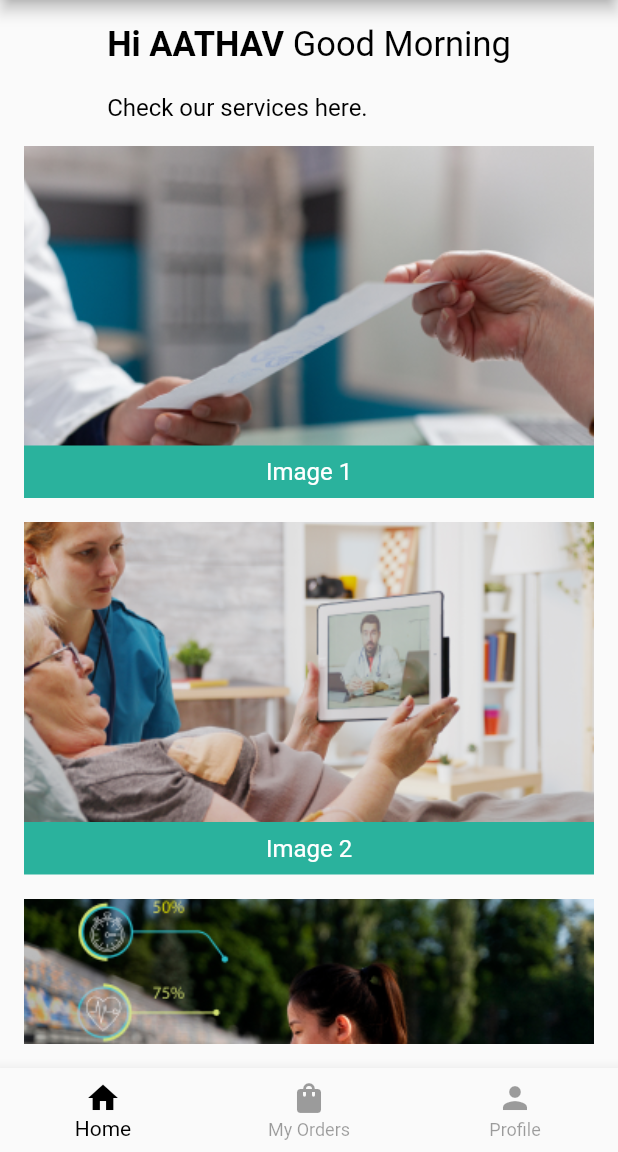
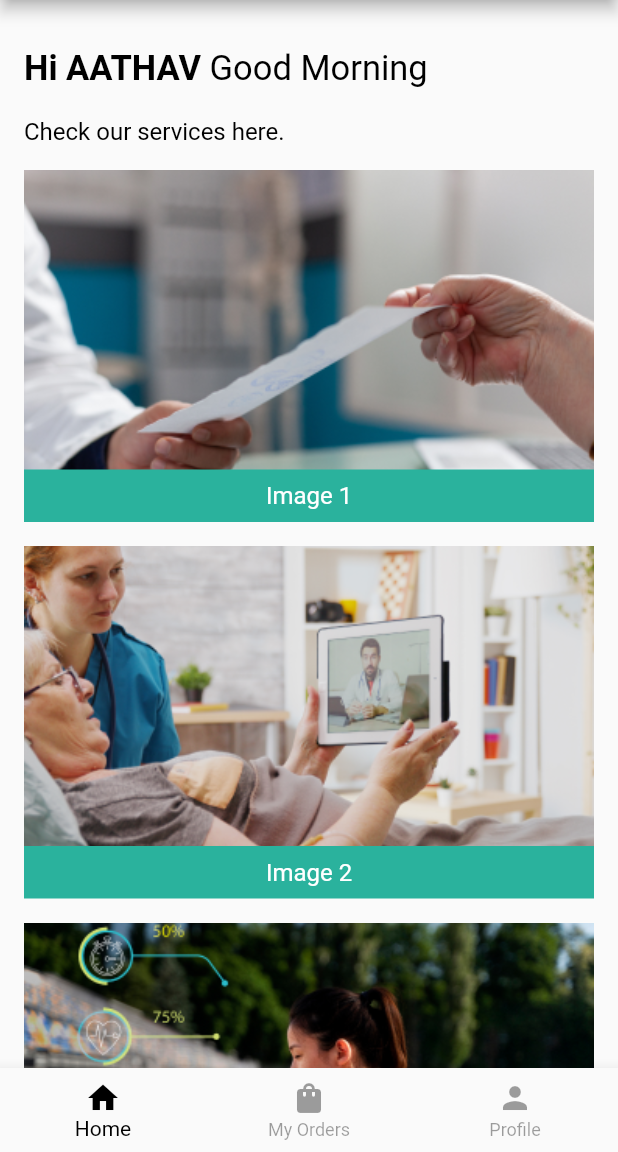
Before and after one commit to johndanu/UV-Capsule, a Flutter app: the HomeScreen screen opened directly, on a phone screen of 412 x 824 dp, the part 84-1236 px from its top. Run offline on Flutter 3.47's test engine with Material 2 defaults, Android fonts, the phone set to English and light mode, and no system bars; our stand-ins replace intl_phone_field.

Commit message:
homeScreen finished

```diff
--- /dev/null
+++ b/lib/Screens/HomeScreen/home.dart
@@ -0,0 +1,104 @@
+import 'package:flutter/material.dart';
+
+Widget buildHomePage() {
+  String getGreeting(int hour) {
+    if (hour < 12) {
+      return 'Good Morning';
+    } else if (hour < 17) {
+      return 'Good Afternoon';
+    } else {
+      return 'Good Evening';
+    }
+  }
+
+  final currentTime = DateTime.now();
+  final timeOfDay = currentTime.hour;
+
+  String greeting = getGreeting(timeOfDay);
+  final List<Map<String, dynamic>> imageData = [
+    {
+      'image': 'assets/images/img1.png',
+      'text': 'Image 1',
+    },
+    {
+      'image': 'assets/images/img2.png',
+      'text': 'Image 2',
+    },
+    {
+      'image': 'assets/images/img3.png',
+      'text': 'Image 3',
+    },
+  ];
+
+  return SingleChildScrollView(
+    child: Padding(
+      padding: const EdgeInsets.all(16.0),
+      child: Column(
+        crossAxisAlignment: CrossAxisAlignment.start,
+        children: [
+          SizedBox(
+            child: RichText(
+              text: TextSpan(
+                style: TextStyle(
+                  fontSize: 23.0,
+                  color: Colors.black,
+                ),
+                children: [
+                  TextSpan(
+                    text: 'Hi AATHAV ',
+                    style: TextStyle(
+                      fontWeight: FontWeight.bold,
+                    ),
+                  ),
+                  TextSpan(text: greeting),
+                  TextSpan(
+                    text: '\n\nCheck our services here. ',
+                    style: TextStyle(fontWeight: FontWeight.w400, fontSize: 16),
+                  ),
+                ],
+              ),
+            ),
+          ),
+          SizedBox(height: 16),
+          Column(
+            children: List.generate(imageData.length, (index) {
+              return Container(
+                margin: EdgeInsets.only(bottom: 16),
+                child: Column(
+                  crossAxisAlignment: CrossAxisAlignment.start,
+                  children: [
+                    Container(
+                      decoration: BoxDecoration(
+                        borderRadius: BorderRadius.circular(16),
+                      ),
+                      width: double.infinity,
+                      child: Image.asset(
+                        imageData[index]['image'],
+                        height: 200,
+                        fit: BoxFit.cover,
+                      ),
+                    ),
+                    Container(
+                      width: double.infinity,
+                      color: Color(0xff2AB29D),
+                      padding: EdgeInsets.all(8),
+                      child: Center(
+                        child: Text(
+                          imageData[index]['text'],
+                          style: TextStyle(
+                            color: Colors.white,
+                            fontSize: 16,
+                          ),
+                        ),
+                      ),
+                    ),
+                  ],
+                ),
+              );
+            }),
+          ),
+        ],
+      ),
+    ),
+  );
+}
--- /dev/null
+++ b/lib/Screens/HomeScreen/profile.dart
@@ -0,0 +1,8 @@
+import 'package:flutter/material.dart';
+
+
+  Widget buildProfilePage() {
+    return Center(
+      child: Text('Profile'),
+    );
+  }
--- a/lib/Screens/homePage.dart
+++ b/lib/Screens/homePage.dart
@@ -1,5 +1,25 @@
+import 'package:capsule/Screens/HomeScreen/home.dart';
+import 'package:capsule/Screens/HomeScreen/myOrders.dart';
+import 'package:capsule/Screens/HomeScreen/profile.dart';
 import 'package:capsule/widgets/appbar.dart';
 import 'package:flutter/material.dart';
+
+void main() {
+  runApp(MyApp());
+}
+
+class MyApp extends StatelessWidget {
+  @override
+  Widget build(BuildContext context) {
+    return MaterialApp(
+      title: 'Bottom Navigation Demo',
+      theme: ThemeData(
+        primarySwatch: Colors.blue,
+      ),
+      home: HomeScreen(),
+    );
+  }
+}
 
 class HomeScreen extends StatefulWidget {
   const HomeScreen({Key? key}) : super(key: key);
@@ -11,102 +31,30 @@ class HomeScreen extends StatefulWidget {
 class _HomeScreenState extends State<HomeScreen> {
   int _selectedIndex = 0; // Track the selected index
 
-  final List<Map<String, dynamic>> imageData = [
-    {
-      'image': 'assets/images/img1.png',
-      'text': 'Image 1',
-    },
-    {
-      'image': 'assets/images/img2.png',
-      'text': 'Image 2',
-    },
-    {
-      'image': 'assets/images/img3.png',
-      'text': 'Image 3',
-    },
-  ];
+  void _onItemTapped(int index) {
+    setState(() {
+      _selectedIndex = index;
+    });
+  }
 
   @override
   Widget build(BuildContext context) {
-    final currentTime = DateTime.now();
-    final timeOfDay = currentTime.hour;
-
-    String greeting = getGreeting(timeOfDay);
-
     return Scaffold(
       appBar: MyAppBar(),
-      body: Padding(
-        padding: const EdgeInsets.all(16.0),
-        child: Column(
-          children: [
-            SizedBox(
-              child: RichText(
-                text: TextSpan(
-                  style: TextStyle(
-                    fontSize: 23.0,
-                    color: Colors.black,
-                  ),
-                  children: [
-                    TextSpan(
-                      text: 'Hi AATHAV ',
-                      style: TextStyle(
-                        fontWeight: FontWeight.bold,
-                      ),
-                    ),
-                    TextSpan(text: greeting),
-                    TextSpan(
-                      text: '\n\nCheck our services here. ',
-                      style:
-                          TextStyle(fontWeight: FontWeight.w400, fontSize: 16),
-                    ),
-                  ],
-                ),
-              ),
+      body: Column(
+        children: [
+          SizedBox(height: 16),
+          Expanded(
+            child: IndexedStack(
+              index: _selectedIndex,
+              children: [
+                buildHomePage(),
+                MyOrdersPage(),
+                buildProfilePage(),
+              ],
             ),
-            SizedBox(height: 16),
-            Expanded(
-              child: SingleChildScrollView(
-                child: Column(
-                  children: List.generate(imageData.length, (index) {
-                    return Container(
-                      margin: EdgeInsets.only(bottom: 16),
-                      child: Column(
-                        crossAxisAlignment: CrossAxisAlignment.start,
-                        children: [
-                          Container(
-                            decoration: BoxDecoration(
-                              borderRadius: BorderRadius.circular(16),
-                            ),
-                            width: double.infinity,
-                            child: Image.asset(
-                              imageData[index]['image'],
-                              height: 200,
-                              fit: BoxFit.cover,
-                            ),
-                          ),
-                          Container(
-                            width: double.infinity,
-                            color: Color(0xff2AB29D),
-                            padding: EdgeInsets.all(8),
-                            child: Center(
-                              child: Text(
-                                imageData[index]['text'],
-                                style: TextStyle(
-                                  color: Colors.white,
-                                  fontSize: 16,
-                                ),
-                              ),
-                            ),
-                          ),
-                        ],
-                      ),
-                    );
-                  }),
-                ),
-              ),
-            ),
-          ],
-        ),
+          ),
+        ],
       ),
       bottomNavigationBar: BottomNavigationBar(
         currentIndex: _selectedIndex,
@@ -130,20 +78,4 @@ class _HomeScreenState extends State<HomeScreen> {
       ),
     );
   }
-
-  void _onItemTapped(int index) {
-    setState(() {
-      _selectedIndex = index;
-    });
-  }
-
-  String getGreeting(int hour) {
-    if (hour < 12) {
-      return 'Good Morning';
-    } else if (hour < 17) {
-      return 'Good Afternoon';
-    } else {
-      return 'Good Evening';
-    }
-  }
 }
--- a/lib/main.dart
+++ b/lib/main.dart
@@ -1,4 +1,3 @@
-
 import 'package:capsule/Screens/loadingPage.dart';
 import 'package:flutter/material.dart';
 
--- a/pubspec.yaml
+++ b/pubspec.yaml
@@ -32,11 +32,13 @@ dependencies:
     sdk: flutter
   intl_phone_field: ^3.1.0
   intl: ^0.17.0
+  photo_manager: ^1.0.1
 
 
   # The following adds the Cupertino Icons font to your application.
   # Use with the CupertinoIcons class for iOS style icons.
   cupertino_icons: ^1.0.2
+  image_picker: ^0.8.9
 
 dev_dependencies:
   flutter_test:
```
Also changed, not shown: lib/Screens/HomeScreen/myOrders.dart (added, +172 -0 lines), lib/Screens/prepareOrder.dart (added, +82 -0 lines), assets/images/prescription.png (added), pubspec.lock, 5 other files.
